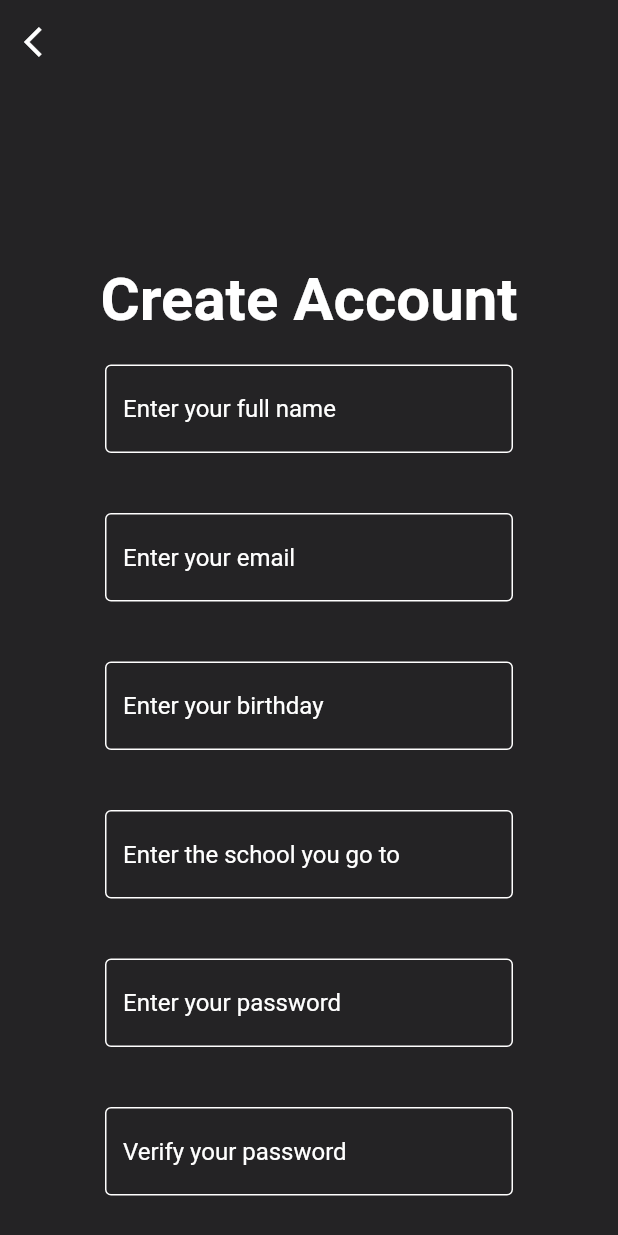
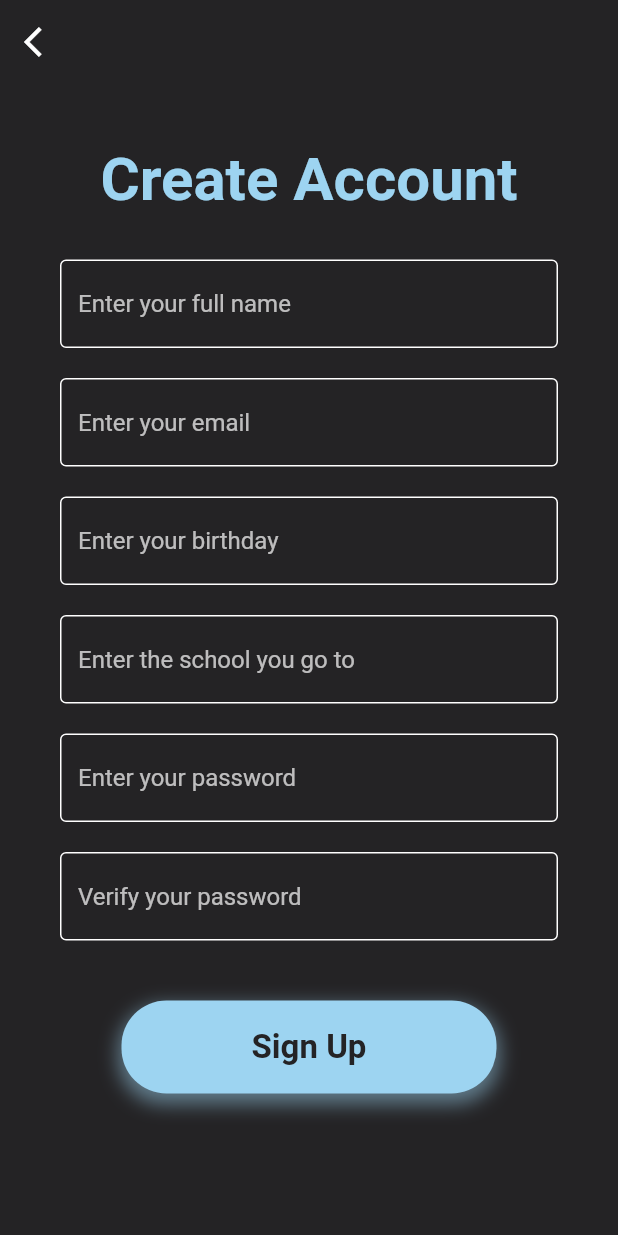
Before and after one commit to Bit-Happens-Hackathon/lucent-app, a Flutter app: the sign_up_screen screen opened by its route, on a phone screen of 412 x 824 dp. Run offline on Flutter 3.47's test engine with Material 3 defaults, Android fonts, the phone set to English and light mode, and no system bars; our stand-ins replace fl_chart, speech_to_text; network calls fail.

Commit message:
new ui for login/signup

```diff
--- a/lib/screens/sign_up_screen.dart
+++ b/lib/screens/sign_up_screen.dart
@@ -71,6 +71,30 @@ class _sign_up_screenState extends State<sign_up_screen> {
     );
   }
 
+  Widget _buildTextField(TextEditingController controller, String hintText,
+      {bool obscureText = false}) {
+    return Padding(
+      padding: const EdgeInsets.symmetric(horizontal: 40, vertical: 10),
+      child: TextField(
+        controller: controller,
+        obscureText: obscureText,
+        cursorColor: AppColors.primaryBlue,
+        decoration: InputDecoration(
+          enabledBorder: const OutlineInputBorder(
+            borderSide: BorderSide(color: Colors.white),
+          ),
+          focusedBorder: const OutlineInputBorder(
+            borderSide: BorderSide(color: AppColors.primaryBlue, width: 2),
+          ),
+          border: const OutlineInputBorder(),
+          hintText: hintText,
+          hintStyle: const TextStyle(color: Colors.white70),
+        ),
+        style: const TextStyle(color: Colors.white),
+      ),
+    );
+  }
+
   @override
   Widget build(BuildContext context) {
     return Scaffold(
@@ -84,151 +108,59 @@ class _sign_up_screenState extends State<sign_up_screen> {
         ),
       ),
       body: SingleChildScrollView(
-        // Add this wrapper
         child: Column(
           children: [
-            const Center(
-              child: Padding(
-                padding: EdgeInsets.all(40.0),
-                child: SizedBox(height: 40),
-              ),
-            ),
+            const SizedBox(height: 40),
             const Text(
               'Create Account',
               style: TextStyle(
                 fontWeight: FontWeight.bold,
                 fontSize: 40,
-                color: Colors.white,
+                color: AppColors.primaryBlue,
               ),
             ),
-            Center(
-              child: Padding(
-                padding:
-                    const EdgeInsets.symmetric(horizontal: 70, vertical: 20),
-                child: TextField(
-                  controller: _nameController,
-                  decoration: const InputDecoration(
-                    enabledBorder: OutlineInputBorder(
-                        borderSide: BorderSide(color: Colors.white)),
-                    border: OutlineInputBorder(),
-                    hintText: 'Enter your full name',
-                    hintStyle: TextStyle(color: Colors.white),
-                  ),
-                  style: const TextStyle(color: Colors.white),
-                ),
-              ),
-            ),
-            Center(
-              child: Padding(
-                padding:
-                    const EdgeInsets.symmetric(horizontal: 70, vertical: 20),
-                child: TextField(
-                  controller: _emailController,
-                  decoration: const InputDecoration(
-                    enabledBorder: OutlineInputBorder(
-                        borderSide: BorderSide(color: Colors.white)),
-                    border: OutlineInputBorder(),
-                    hintText: 'Enter your email',
-                    hintStyle: TextStyle(color: Colors.white),
-                  ),
-                  style: const TextStyle(color: Colors.white),
-                ),
-              ),
-            ),
-            Center(
-              child: Padding(
-                padding:
-                    const EdgeInsets.symmetric(horizontal: 70, vertical: 20),
-                child: TextField(
-                  controller: _birthDateController,
-                  decoration: const InputDecoration(
-                    enabledBorder: OutlineInputBorder(
-                        borderSide: BorderSide(color: Colors.white)),
-                    border: OutlineInputBorder(),
-                    hintText: 'Enter your birthday',
-                    hintStyle: TextStyle(color: Colors.white),
-                  ),
-                  style: const TextStyle(color: Colors.white),
-                ),
-              ),
-            ),
-            Center(
-              child: Padding(
-                padding:
-                    const EdgeInsets.symmetric(horizontal: 70, vertical: 20),
-                child: TextField(
-                  controller: _schoolController,
-                  decoration: const InputDecoration(
-                    enabledBorder: OutlineInputBorder(
-                        borderSide: BorderSide(color: Colors.white)),
-                    border: OutlineInputBorder(),
-                    hintText: 'Enter the school you go to',
-                    hintStyle: TextStyle(color: Colors.white),
-                  ),
-                  style: const TextStyle(color: Colors.white),
-                ),
-              ),
-            ),
-            Center(
-              child: Padding(
-                padding:
-                    const EdgeInsets.symmetric(horizontal: 70, vertical: 20),
-                child: TextField(
-                  controller: _passwordController,
-                  obscureText: true,
-                  decoration: const InputDecoration(
-                    enabledBorder: OutlineInputBorder(
-                        borderSide: BorderSide(color: Colors.white)),
-                    border: OutlineInputBorder(),
-                    hintText: 'Enter your password',
-                    hintStyle: TextStyle(color: Colors.white),
-                  ),
-                  style: const TextStyle(color: Colors.white),
-                ),
-              ),
-            ),
-            Center(
-              child: Padding(
-                padding:
-                    const EdgeInsets.symmetric(horizontal: 70, vertical: 20),
-                child: TextField(
-                  controller: _confirmPasswordController,
-                  obscureText: true,
-                  decoration: const InputDecoration(
-                    enabledBorder: OutlineInputBorder(
-                        borderSide: BorderSide(color: Colors.white)),
-                    border: OutlineInputBorder(),
-                    hintText: 'Verify your password',
-                    hintStyle: TextStyle(color: Colors.white),
-                  ),
-                  style: const TextStyle(color: Colors.white),
-                ),
-              ),
-            ),
+            const SizedBox(height: 20),
+            _buildTextField(_nameController, 'Enter your full name'),
+            _buildTextField(_emailController, 'Enter your email'),
+            _buildTextField(_birthDateController, 'Enter your birthday'),
+            _buildTextField(_schoolController, 'Enter the school you go to'),
+            _buildTextField(_passwordController, 'Enter your password',
+                obscureText: true),
+            _buildTextField(_confirmPasswordController, 'Verify your password',
+                obscureText: true),
+            const SizedBox(height: 30),
             GestureDetector(
               onTap: _signUp,
-              child: Padding(
-                padding:
-                    const EdgeInsets.symmetric(horizontal: 100, vertical: 20),
               child: Container(
+                constraints: const BoxConstraints(
+                  maxWidth: 250,
+                ),
                 decoration: BoxDecoration(
-                    color: Colors.black,
-                    borderRadius: BorderRadius.circular(12),
+                  color: AppColors.primaryBlue,
+                  borderRadius: BorderRadius.circular(30),
+                  boxShadow: [
+                    BoxShadow(
+                      color: AppColors.primaryBlue.withOpacity(0.5),
+                      spreadRadius: 2,
+                      blurRadius: 10,
+                      offset: const Offset(0, 5),
                     ),
-                  padding: const EdgeInsets.all(20),
+                  ],
+                ),
+                padding: const EdgeInsets.symmetric(horizontal: 40, vertical: 18),
                 child: const Center(
                   child: Text(
                     'Sign Up',
                     style: TextStyle(
-                        color: Colors.white,
+                      color: AppColors.background,
                       fontWeight: FontWeight.bold,
-                        fontSize: 30,
+                      fontSize: 22,
                     ),
                   ),
                 ),
               ),
             ),
-            ),
+            const SizedBox(height: 30),
           ],
         ),
       ),
```
Also changed, not shown: lib/screens/sign_in_screen.dart (+53 -55 lines). Lines whose indentation alone changed are shown as unchanged.
